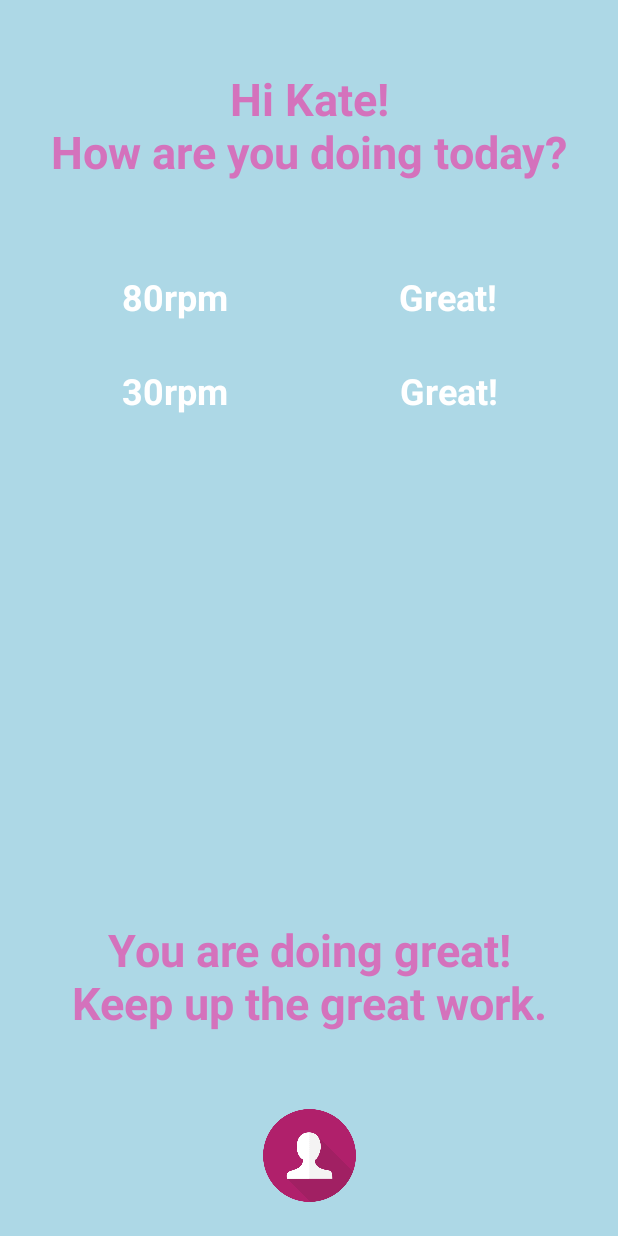
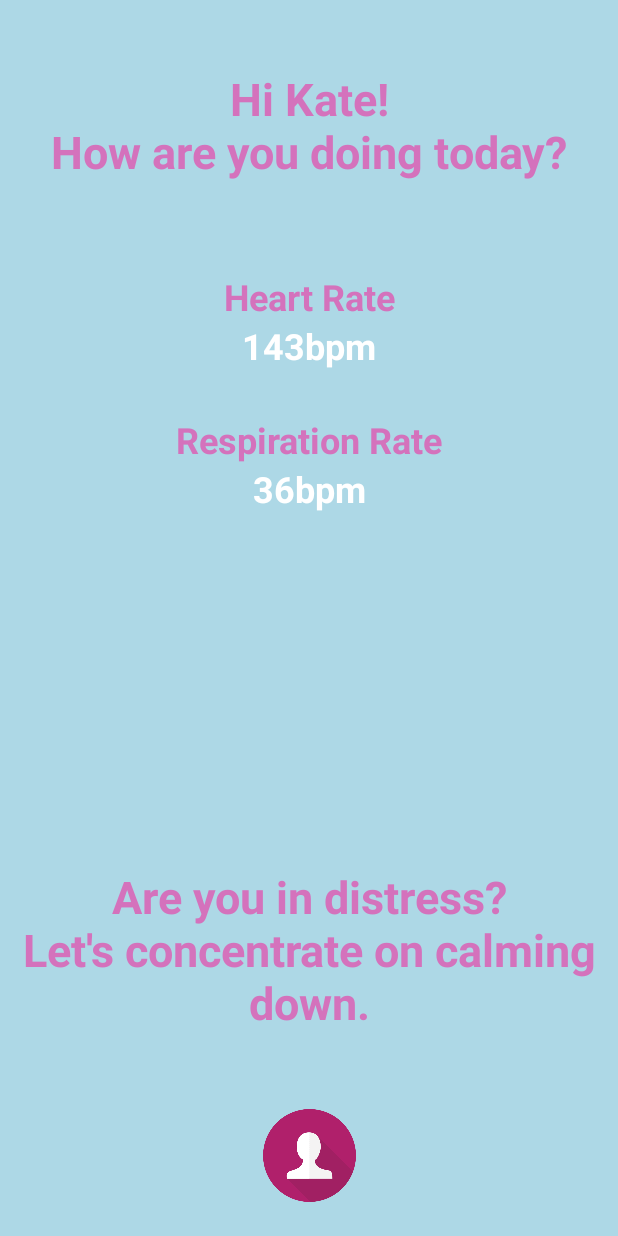
Before and after one commit to yaxarat/Anxpression, an Android app: the screen it shows after launch (MainActivity), on a phone screen of 412 x 824 dp. Run offline under Robolectric (Android 15) with nearby library versions, the phone set to English and light mode, and no system bars.

Commit message:
app updated

```diff
--- a/android/app/src/main/AndroidManifest.xml
+++ b/android/app/src/main/AndroidManifest.xml
@@ -3,9 +3,7 @@
           package="com.sensationmeter.yaxar.mobileapp">
 
     <!-- To auto-complete the email text field in the login form with the user's emails -->
-    <uses-permission android:name="android.permission.GET_ACCOUNTS"/>
-    <uses-permission android:name="android.permission.READ_PROFILE"/>
-    <uses-permission android:name="android.permission.READ_CONTACTS"/>
+    <uses-permission android:name="android.permission.VIBRATE"/>
 
     <application
             android:allowBackup="true"
--- a/android/app/src/main/java/com/sensationmeter/yaxar/mobileapp/MainActivity.kt
+++ b/android/app/src/main/java/com/sensationmeter/yaxar/mobileapp/MainActivity.kt
@@ -1,11 +1,21 @@
 package com.sensationmeter.yaxar.mobileapp
 
+import android.content.Context
 import android.content.Intent
 import android.support.v7.app.AppCompatActivity
 import android.os.Bundle
+import android.os.Handler
+import android.widget.Toast
 import kotlinx.android.synthetic.main.activity_main.*
+import java.util.*
+import android.os.Vibrator;
+
 
 class MainActivity : AppCompatActivity() {
+    val handler = Handler()
+    var delay = 5000 //milliseconds
+    var hr = 90
+    var rr = 30
 
     override fun onCreate(savedInstanceState: Bundle?) {
         super.onCreate(savedInstanceState)
@@ -15,5 +25,44 @@ class MainActivity : AppCompatActivity() {
             val intent = Intent(applicationContext, LoginActivity::class.java)
             startActivity(intent)
         }
+
+        handler.postDelayed(object : Runnable {
+            override fun run() {
+                handler.postDelayed(this, delay.toLong())
+                hr = (90..150).random()
+                rr = (25..40).random()
+                setText(hr, rr)
+                check(hr, rr)
+            }
+        }, delay.toLong())
     }
+
+    fun IntRange.random() = Random().nextInt((endInclusive + 1) - start) +  start
+
+    fun check(hr: Int, rr: Int) {
+        if (hr > 120 && rr > 30) {
+            report_et.text = "Are you in distress?\nLet's concentrate on calming down."
+            viberate()
+        } else if (rr > 30) {
+            report_et.text = "Respiration rate little high.\nLet's take a break."
+            viberate()
+        } else if (hr > 120) {
+            report_et.text = "Heart rate little high.\nLet's sit down and relax."
+            viberate()
+        } else {
+
+        }
+    }
+
+    fun setText(hr: Int, rr: Int) {
+        heartR_tv.text = hr.toString() + "bpm"
+        lungR_tv.text = rr.toString() + "bpm"
+    }
+
+    fun viberate() {
+        val vibratorService = getSystemService(Context.VIBRATOR_SERVICE) as Vibrator
+        vibratorService.vibrate(500)
+    }
+
+
 }
--- a/android/app/src/main/res/layout/activity_main.xml
+++ b/android/app/src/main/res/layout/activity_main.xml
@@ -7,7 +7,7 @@
         android:layout_height="match_parent"
         tools:context=".MainActivity"
         android:animateLayoutChanges="true"
-        android:background="@color/colorPrimary">
+        android:background="@color/colorPrimary" android:id="@+id/alert_tv">
 
     <TextView
             android:text="@string/greeting"
@@ -28,22 +28,40 @@
             android:id="@+id/linearLayout">
         <LinearLayout
                 android:orientation="horizontal"
+                android:layout_width="match_parent"
+                android:layout_height="match_parent" android:layout_weight="1">
+            <TextView
+                    android:text="Heart Rate"
+                    android:layout_width="wrap_content"
+                    android:layout_height="wrap_content" android:id="@+id/textView3" android:layout_weight="1"
+                    android:textAlignment="center" android:textStyle="bold" android:textColor="@color/colorAccent"
+                    android:textSize="24sp"/>
+        </LinearLayout>
+        <LinearLayout
+                android:orientation="horizontal"
                 android:layout_width="250dp"
                 android:layout_height="wrap_content" tools:layout_editor_absoluteY="114dp"
                 tools:layout_editor_absoluteX="8dp" android:id="@+id/heart_tv">
             <TextView
                     android:text="@string/heart_rate"
                     android:layout_width="wrap_content"
-                    android:layout_height="wrap_content" android:id="@+id/textView3" android:layout_weight="1"
-                    android:textStyle="bold" android:textSize="24sp" android:textColor="@android:color/white"/>
-            <TextView
-                    android:text="@string/status_great"
-                    android:layout_width="wrap_content"
-                    android:layout_height="wrap_content" android:id="@+id/textView2" android:textSize="24sp"
-                    android:textStyle="bold" android:textColor="@android:color/white"/>
+                    android:layout_height="wrap_content" android:id="@+id/heartR_tv" android:layout_weight="1"
+                    android:textStyle="bold" android:textSize="24sp" android:textColor="@android:color/white"
+                    android:textAlignment="center"/>
         </LinearLayout>
         <LinearLayout
                 android:layout_marginTop="30dp"
+                android:orientation="horizontal"
+                android:layout_width="match_parent"
+                android:layout_height="match_parent" android:layout_weight="1">
+            <TextView
+                    android:text="Respiration Rate"
+                    android:layout_width="wrap_content"
+                    android:layout_height="wrap_content" android:id="@+id/textView4" android:layout_weight="1"
+                    android:textColor="@color/colorAccent" android:textStyle="bold" android:textAlignment="center"
+                    android:textSize="24sp"/>
+        </LinearLayout>
+        <LinearLayout
                 android:orientation="horizontal"
                 android:layout_width="250dp"
                 android:layout_height="wrap_content" tools:layout_editor_absoluteY="114dp"
@@ -51,21 +69,16 @@
             <TextView
                     android:text="@string/respiration_rate"
                     android:layout_width="wrap_content"
-                    android:layout_height="wrap_content" android:id="@+id/textView4" android:layout_weight="1"
-                    android:textSize="24sp" android:textStyle="bold" android:textColor="@android:color/white"/>
-            <TextView
-                    android:text="@string/status_great"
-                    android:layout_width="wrap_content"
-                    android:layout_height="wrap_content" android:id="@+id/textView5" android:layout_weight="1"
-                    android:textSize="24sp" android:textStyle="bold" android:textAlignment="textEnd"
-                    android:textColor="@android:color/white"/>
+                    android:layout_height="wrap_content" android:id="@+id/lungR_tv" android:layout_weight="1"
+                    android:textSize="24sp" android:textStyle="bold" android:textColor="@android:color/white"
+                    android:textAlignment="center"/>
         </LinearLayout>
     </LinearLayout>
     <TextView
             android:text="@string/report_good"
             android:layout_width="wrap_content"
             android:layout_height="wrap_content"
-            android:id="@+id/textView6" android:textSize="30sp"
+            android:id="@+id/report_et" android:textSize="30sp"
             android:textStyle="bold" android:textAlignment="center" app:layout_constraintStart_toStartOf="parent"
             app:layout_constraintHorizontal_bias="0.5" app:layout_constraintEnd_toEndOf="parent"
             android:textColor="@color/colorAccent" android:layout_marginBottom="44dp"
--- a/android/app/src/main/res/values/strings.xml
+++ b/android/app/src/main/res/values/strings.xml
@@ -2,8 +2,8 @@
     <string name="app_name">mobileApp</string>
     <string name="greeting">Hi Kate!\nHow are you doing today?</string>
     <string name="report_good">You are doing great!\nKeep up the great work.</string>
-    <string name="heart_rate">80rpm</string>
-    <string name="respiration_rate">30rpm</string>
+    <string name="heart_rate">80bpm</string>
+    <string name="respiration_rate">30bpm</string>
     <string name="status_great">Great!</string>
     <string name="status_bad">Attention</string>
     <string name="title_activity_login">Sign in</string>
```
Also changed, not shown: 8 other files.
